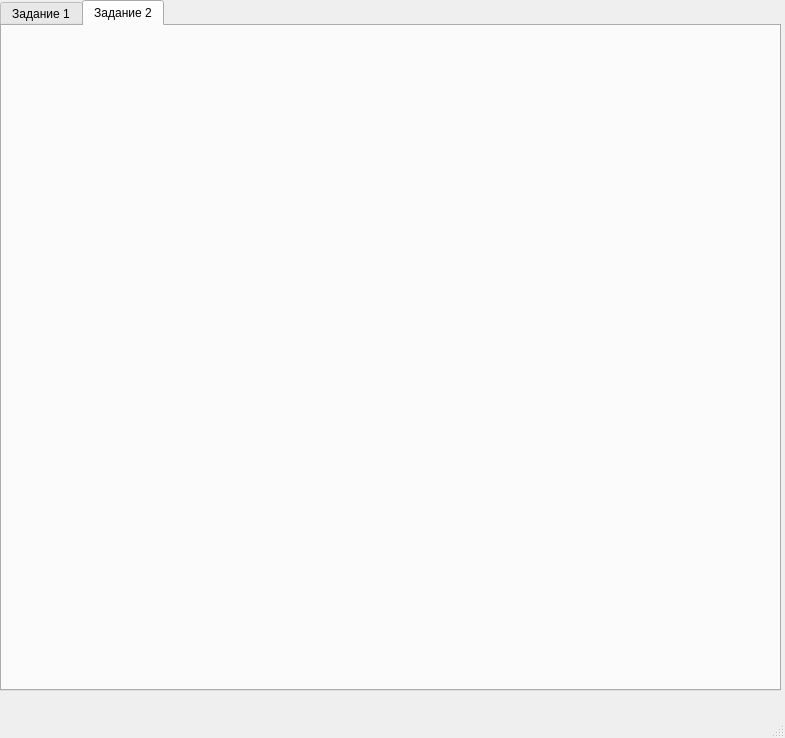
Qt form Lab2/mainwindow.ui (KorvinDarkus/TerVer) before a commit.
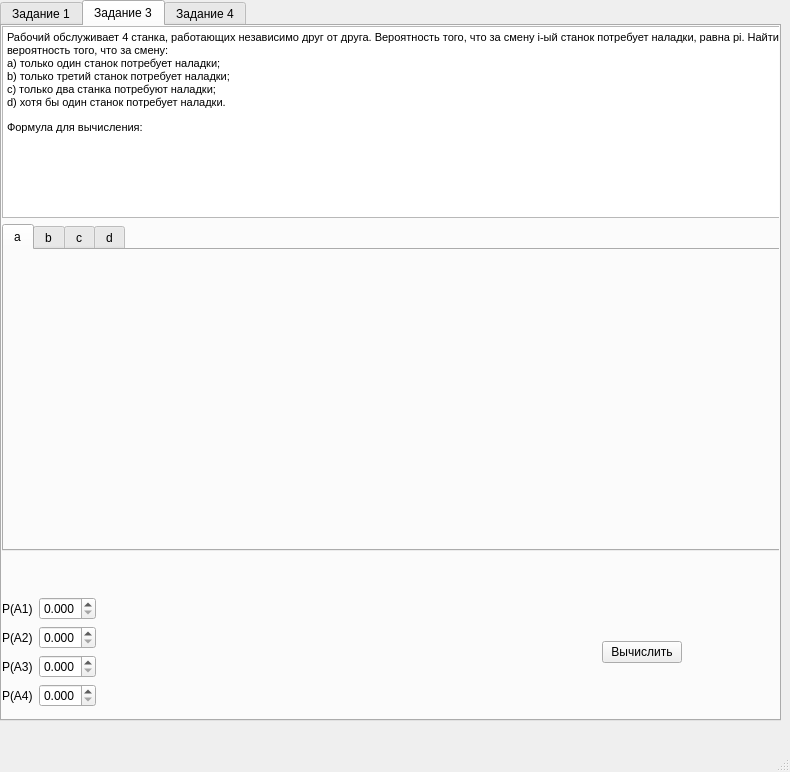
The same form after that commit. The open tabs and pages were chosen to show the change. Icons and pictures are not drawn.

Commit message: Задание 3 пока ещё не работает

The edit to the form file:
```diff
--- a/Lab2/mainwindow.ui
+++ b/Lab2/mainwindow.ui
@@ -6,8 +6,8 @@
    <rect>
     <x>0</x>
     <y>0</y>
-    <width>785</width>
-    <height>738</height>
+    <width>790</width>
+    <height>772</height>
    </rect>
   </property>
   <property name="windowTitle">
@@ -20,11 +20,14 @@
       <x>0</x>
       <y>0</y>
       <width>781</width>
-      <height>691</height>
+      <height>721</height>
      </rect>
     </property>
     <property name="currentIndex">
-     <number>0</number>
+     <number>1</number>
+    </property>
+    <property name="tabBarAutoHide">
+     <bool>false</bool>
     </property>
     <widget class="QWidget" name="tab">
      <attribute name="title">
@@ -266,7 +269,300 @@
     </widget>
     <widget class="QWidget" name="tab_2">
      <attribute name="title">
-      <string>Задание 2</string>
+      <string>Задание 3</string>
+     </attribute>
+     <widget class="QWidget" name="verticalLayoutWidget_3">
+      <property name="geometry">
+       <rect>
+        <x>0</x>
+        <y>0</y>
+        <width>786</width>
+        <height>681</height>
+       </rect>
+      </property>
+      <layout class="QVBoxLayout" name="ex2View">
+       <item>
+        <widget class="QTextBrowser" name="textBrowser_2">
+         <property name="sizePolicy">
+          <sizepolicy hsizetype="Expanding" vsizetype="Minimum">
+           <horstretch>0</horstretch>
+           <verstretch>0</verstretch>
+          </sizepolicy>
+         </property>
+         <property name="html">
+          <string>&lt;!DOCTYPE HTML PUBLIC &quot;-//W3C//DTD HTML 4.0//EN&quot; &quot;http://www.w3.org/TR/REC-html40/strict.dtd&quot;&gt;
+&lt;html&gt;&lt;head&gt;&lt;meta name=&quot;qrichtext&quot; content=&quot;1&quot; /&gt;&lt;meta charset=&quot;utf-8&quot; /&gt;&lt;style type=&quot;text/css&quot;&gt;
+p, li { white-space: pre-wrap; }
+hr { height: 1px; border-width: 0; }
+&lt;/style&gt;&lt;/head&gt;&lt;body style=&quot; font-family:'Segoe UI'; font-size:9pt; font-weight:400; font-style:normal;&quot;&gt;
+&lt;p style=&quot; margin-top:0px; margin-bottom:0px; margin-left:0px; margin-right:0px; -qt-block-indent:0; text-indent:0px;&quot;&gt;&lt;span style=&quot; font-family:'Times New Roman','serif'; font-size:8pt;&quot;&gt;Рабочий обслуживает 4 станка, работающих независимо друг от друга. Вероятность того, что за смену i-ый станок потребует наладки, равна pi. Найти вероятность того, что за смену:&lt;/span&gt;&lt;span style=&quot; font-size:8pt;&quot;&gt; &lt;/span&gt;&lt;/p&gt;
+&lt;p style=&quot; margin-top:0px; margin-bottom:0px; margin-left:0px; margin-right:0px; -qt-block-indent:0; text-indent:0px;&quot;&gt;&lt;span style=&quot; font-family:'Times New Roman','serif'; font-size:8pt;&quot;&gt;a) только один станок потребует наладки;&lt;/span&gt;&lt;span style=&quot; font-size:8pt;&quot;&gt; &lt;/span&gt;&lt;/p&gt;
+&lt;p style=&quot; margin-top:0px; margin-bottom:0px; margin-left:0px; margin-right:0px; -qt-block-indent:0; text-indent:0px;&quot;&gt;&lt;span style=&quot; font-family:'Times New Roman','serif'; font-size:8pt;&quot;&gt;b) только третий станок потребует наладки;&lt;/span&gt;&lt;span style=&quot; font-size:8pt;&quot;&gt; &lt;/span&gt;&lt;/p&gt;
+&lt;p style=&quot; margin-top:0px; margin-bottom:0px; margin-left:0px; margin-right:0px; -qt-block-indent:0; text-indent:0px;&quot;&gt;&lt;span style=&quot; font-family:'Times New Roman','serif'; font-size:8pt;&quot;&gt;c) только два станка потребуют наладки;&lt;/span&gt;&lt;span style=&quot; font-size:8pt;&quot;&gt; &lt;/span&gt;&lt;/p&gt;
+&lt;p style=&quot; margin-top:0px; margin-bottom:0px; margin-left:0px; margin-right:0px; -qt-block-indent:0; text-indent:0px;&quot;&gt;&lt;span style=&quot; font-family:'Times New Roman','serif'; font-size:8pt;&quot;&gt;d) хотя бы один станок потребует наладки.&lt;/span&gt;&lt;span style=&quot; font-size:8pt;&quot;&gt; &lt;/span&gt;&lt;/p&gt;
+&lt;p style=&quot; margin-top:12px; margin-bottom:12px; margin-left:0px; margin-right:0px; -qt-block-indent:0; text-indent:0px;&quot;&gt;&lt;span style=&quot; font-family:'Times New Roman'; font-size:8pt;&quot;&gt;Формула для вычисления:&lt;/span&gt;&lt;/p&gt;
+&lt;p align=&quot;justify&quot; style=&quot;-qt-paragraph-type:empty; margin-top:2px; margin-bottom:2px; margin-left:-9px; margin-right:0px; -qt-block-indent:0; text-indent:0px; font-size:8pt;&quot;&gt;&lt;br /&gt;&lt;/p&gt;&lt;/body&gt;&lt;/html&gt;</string>
+         </property>
+        </widget>
+       </item>
+       <item>
+        <widget class="QTabWidget" name="tabWidget_2">
+         <property name="currentIndex">
+          <number>0</number>
+         </property>
+         <widget class="QWidget" name="tab_10">
+          <attribute name="title">
+           <string>a</string>
+          </attribute>
+          <widget class="QLabel" name="label_9">
+           <property name="geometry">
+            <rect>
+             <x>80</x>
+             <y>0</y>
+             <width>611</width>
+             <height>171</height>
+            </rect>
+           </property>
+           <property name="text">
+            <string/>
+           </property>
+           <property name="pixmap">
+            <pixmap resource="Resourses.qrc">:/ex1/Resourses/ex2_a.png</pixmap>
+           </property>
+           <property name="scaledContents">
+            <bool>true</bool>
+           </property>
+          </widget>
+         </widget>
+         <widget class="QWidget" name="tab_11">
+          <attribute name="title">
+           <string>b</string>
+          </attribute>
+          <widget class="QLabel" name="label_10">
+           <property name="geometry">
+            <rect>
+             <x>80</x>
+             <y>0</y>
+             <width>611</width>
+             <height>171</height>
+            </rect>
+           </property>
+           <property name="text">
+            <string/>
+           </property>
+           <property name="pixmap">
+            <pixmap resource="Resourses.qrc">:/ex1/Resourses/ex2_b.png</pixmap>
+           </property>
+           <property name="scaledContents">
+            <bool>true</bool>
+           </property>
+          </widget>
+         </widget>
+         <widget class="QWidget" name="tab_12">
+          <attribute name="title">
+           <string>c</string>
+          </attribute>
+          <widget class="QLabel" name="label_17">
+           <property name="geometry">
+            <rect>
+             <x>80</x>
+             <y>0</y>
+             <width>611</width>
+             <height>171</height>
+            </rect>
+           </property>
+           <property name="text">
+            <string/>
+           </property>
+           <property name="pixmap">
+            <pixmap resource="Resourses.qrc">:/ex1/Resourses/ex2_c.png</pixmap>
+           </property>
+           <property name="scaledContents">
+            <bool>true</bool>
+           </property>
+          </widget>
+         </widget>
+         <widget class="QWidget" name="tab_13">
+          <attribute name="title">
+           <string>d</string>
+          </attribute>
+          <widget class="QLabel" name="label_18">
+           <property name="geometry">
+            <rect>
+             <x>70</x>
+             <y>0</y>
+             <width>611</width>
+             <height>171</height>
+            </rect>
+           </property>
+           <property name="text">
+            <string/>
+           </property>
+           <property name="pixmap">
+            <pixmap resource="Resourses.qrc">:/ex1/Resourses/ex2_d.png</pixmap>
+           </property>
+           <property name="scaledContents">
+            <bool>true</bool>
+           </property>
+          </widget>
+         </widget>
+        </widget>
+       </item>
+       <item>
+        <spacer name="verticalSpacer_3">
+         <property name="orientation">
+          <enum>Qt::Vertical</enum>
+         </property>
+         <property name="sizeType">
+          <enum>QSizePolicy::Maximum</enum>
+         </property>
+         <property name="sizeHint" stdset="0">
+          <size>
+           <width>20</width>
+           <height>40</height>
+          </size>
+         </property>
+        </spacer>
+       </item>
+       <item>
+        <layout class="QHBoxLayout" name="horizontalLayout_3">
+         <item>
+          <layout class="QGridLayout" name="gridLayout_2">
+           <item row="0" column="1">
+            <widget class="QDoubleSpinBox" name="inpt1_2">
+             <property name="decimals">
+              <number>3</number>
+             </property>
+             <property name="maximum">
+              <double>1.000000000000000</double>
+             </property>
+             <property name="singleStep">
+              <double>0.001000000000000</double>
+             </property>
+            </widget>
+           </item>
+           <item row="1" column="1">
+            <widget class="QDoubleSpinBox" name="inpt2_2">
+             <property name="decimals">
+              <number>3</number>
+             </property>
+             <property name="maximum">
+              <double>1.000000000000000</double>
+             </property>
+             <property name="singleStep">
+              <double>0.001000000000000</double>
+             </property>
+            </widget>
+           </item>
+           <item row="3" column="1">
+            <widget class="QDoubleSpinBox" name="inpt4_2">
+             <property name="decimals">
+              <number>3</number>
+             </property>
+             <property name="maximum">
+              <double>1.000000000000000</double>
+             </property>
+             <property name="singleStep">
+              <double>0.001000000000000</double>
+             </property>
+            </widget>
+           </item>
+           <item row="2" column="0">
+            <widget class="QLabel" name="label_13">
+             <property name="text">
+              <string>P(A3)</string>
+             </property>
+            </widget>
+           </item>
+           <item row="2" column="1">
+            <widget class="QDoubleSpinBox" name="inpt3_2">
+             <property name="decimals">
+              <number>3</number>
+             </property>
+             <property name="maximum">
+              <double>1.000000000000000</double>
+             </property>
+             <property name="singleStep">
+              <double>0.001000000000000</double>
+             </property>
+            </widget>
+           </item>
+           <item row="1" column="0">
+            <widget class="QLabel" name="label_14">
+             <property name="text">
+              <string>P(A2)</string>
+             </property>
+            </widget>
+           </item>
+           <item row="3" column="0">
+            <widget class="QLabel" name="label_11">
+             <property name="text">
+              <string>P(A4)</string>
+             </property>
+            </widget>
+           </item>
+           <item row="0" column="0">
+            <widget class="QLabel" name="label_15">
+             <property name="text">
+              <string>P(A1)</string>
+             </property>
+            </widget>
+           </item>
+          </layout>
+         </item>
+         <item>
+          <spacer name="horizontalSpacer_2">
+           <property name="orientation">
+            <enum>Qt::Horizontal</enum>
+           </property>
+           <property name="sizeHint" stdset="0">
+            <size>
+             <width>40</width>
+             <height>20</height>
+            </size>
+           </property>
+          </spacer>
+         </item>
+         <item>
+          <widget class="QPushButton" name="ex2Button_2">
+           <property name="text">
+            <string>Вычислить</string>
+           </property>
+          </widget>
+         </item>
+         <item>
+          <widget class="QLabel" name="outpt_2">
+           <property name="sizePolicy">
+            <sizepolicy hsizetype="Fixed" vsizetype="Preferred">
+             <horstretch>0</horstretch>
+             <verstretch>0</verstretch>
+            </sizepolicy>
+           </property>
+           <property name="minimumSize">
+            <size>
+             <width>100</width>
+             <height>0</height>
+            </size>
+           </property>
+           <property name="baseSize">
+            <size>
+             <width>100</width>
+             <height>0</height>
+            </size>
+           </property>
+           <property name="text">
+            <string/>
+           </property>
+          </widget>
+         </item>
+        </layout>
+       </item>
+      </layout>
+     </widget>
+    </widget>
+    <widget class="QWidget" name="tab_3">
+     <attribute name="title">
+      <string>Задание 4</string>
      </attribute>
     </widget>
    </widget>
```
Left out of the diff: 24 changed lines with no effect on the pictures. The commit also changes 8 other files.
